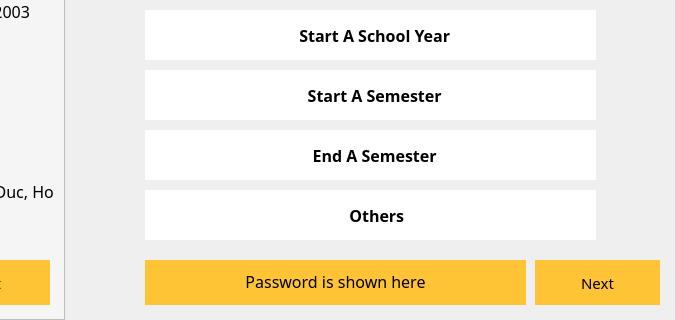
Before: the Qt Designer form hcmus-course-manager-system/mainwindow.ui in thatweirdbush/hcmus-course-management-system, drawn with Qt 5; both pictures show x 225 to 900 and y 280 to 600 of the 900 by 600 pixel window.
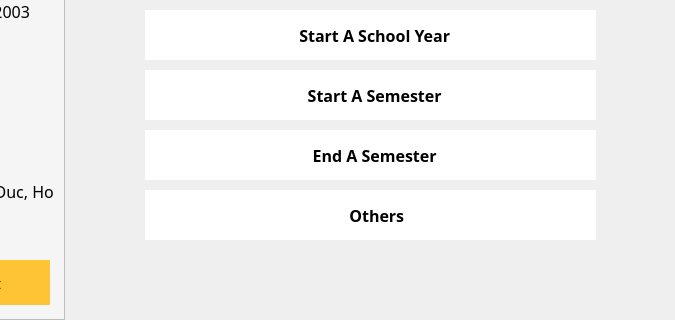
After: the same form once the commit is applied. The open tabs and pages were chosen to show the change. Icons and pictures are not drawn.

```diff
--- a/hcmus-course-manager-system/mainwindow.ui
+++ b/hcmus-course-manager-system/mainwindow.ui
@@ -1787,53 +1787,6 @@
        </property>
       </widget>
      </widget>
-     <widget class="QPushButton" name="btnNext_ProfileInfo_Staff">
-      <property name="geometry">
-       <rect>
-        <x>760</x>
-        <y>540</y>
-        <width>125</width>
-        <height>45</height>
-       </rect>
-      </property>
-      <property name="font">
-       <font>
-        <family>Segoe UI Semibold</family>
-        <pointsize>11</pointsize>
-        <italic>false</italic>
-        <bold>false</bold>
-        <kerning>true</kerning>
-       </font>
-      </property>
-      <property name="cursor">
-       <cursorShape>PointingHandCursor</cursorShape>
-      </property>
-      <property name="styleSheet">
-       <string notr="true">QPushButton#btnNext_ProfileInfo_Staff {
-background-color: rgb(255, 196, 54);
-color: rgb(0, 0, 0);
-border: none;
-}
-
-QPushButton#btnNext_ProfileInfo_Staff:hover {
-background-color: rgb(229, 176, 48);
-color: rgb(0, 0, 0);
-border: none;
-}</string>
-      </property>
-      <property name="text">
-       <string>Next</string>
-      </property>
-      <property name="autoDefault">
-       <bool>false</bool>
-      </property>
-      <property name="default">
-       <bool>false</bool>
-      </property>
-      <property name="flat">
-       <bool>false</bool>
-      </property>
-     </widget>
      <widget class="QPushButton" name="btnCourses_ProfileInfo_Staff">
       <property name="geometry">
        <rect>
@@ -1990,62 +1943,6 @@
        <bool>false</bool>
       </property>
      </widget>
-     <widget class="QFrame" name="frame">
-      <property name="geometry">
-       <rect>
-        <x>370</x>
-        <y>540</y>
-        <width>381</width>
-        <height>45</height>
-       </rect>
-      </property>
-      <property name="styleSheet">
-       <string notr="true">background-color: rgb(255, 196, 54);
-color: rgb(0, 0, 0);
-border: none;</string>
-      </property>
-      <property name="frameShape">
-       <enum>QFrame::StyledPanel</enum>
-      </property>
-      <property name="frameShadow">
-       <enum>QFrame::Raised</enum>
-      </property>
-      <widget class="QLabel" name="lableTestPassword">
-       <property name="geometry">
-        <rect>
-         <x>10</x>
-         <y>10</y>
-         <width>361</width>
-         <height>21</height>
-        </rect>
-       </property>
-       <property name="font">
-        <font>
-         <family>Segoe UI Semibold</family>
-         <pointsize>12</pointsize>
-         <bold>false</bold>
-        </font>
-       </property>
-       <property name="contextMenuPolicy">
-        <enum>Qt::NoContextMenu</enum>
-       </property>
-       <property name="layoutDirection">
-        <enum>Qt::RightToLeft</enum>
-       </property>
-       <property name="styleSheet">
-        <string notr="true">color: Black;</string>
-       </property>
-       <property name="text">
-        <string>Password is shown here</string>
-       </property>
-       <property name="alignment">
-        <set>Qt::AlignHCenter|Qt::AlignTop</set>
-       </property>
-       <property name="wordWrap">
-        <bool>true</bool>
-       </property>
-      </widget>
-     </widget>
      <widget class="QLabel" name="labelViewData">
       <property name="geometry">
        <rect>
```
Left out of the diff: 16 changed lines with no effect on the pictures.
